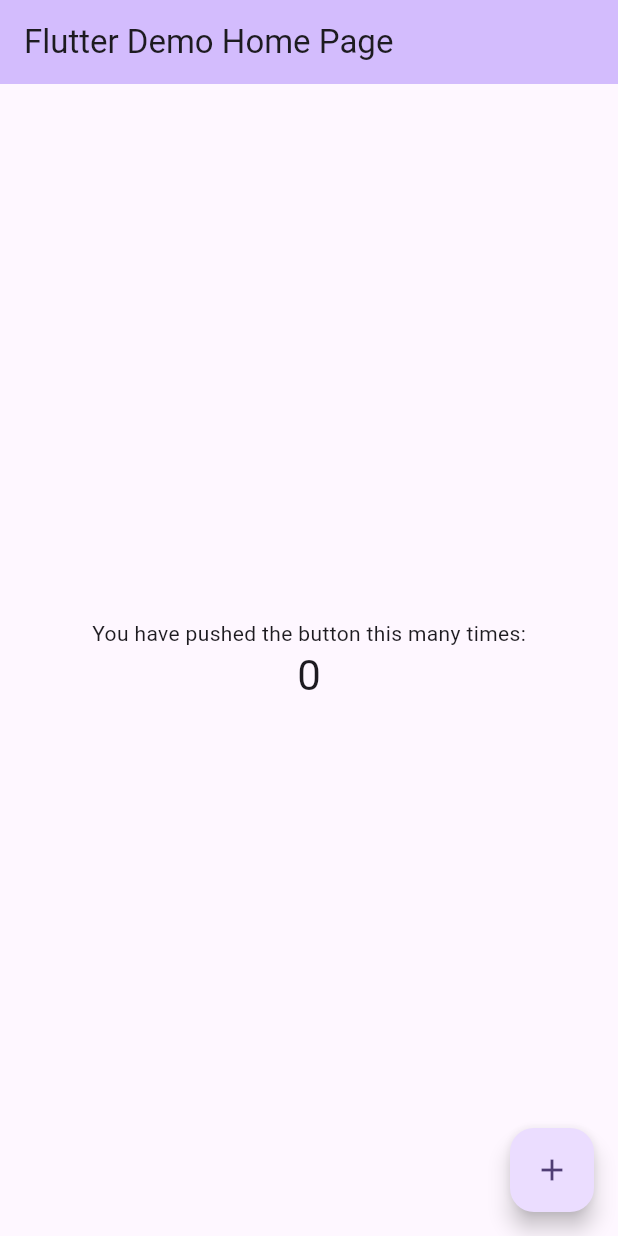
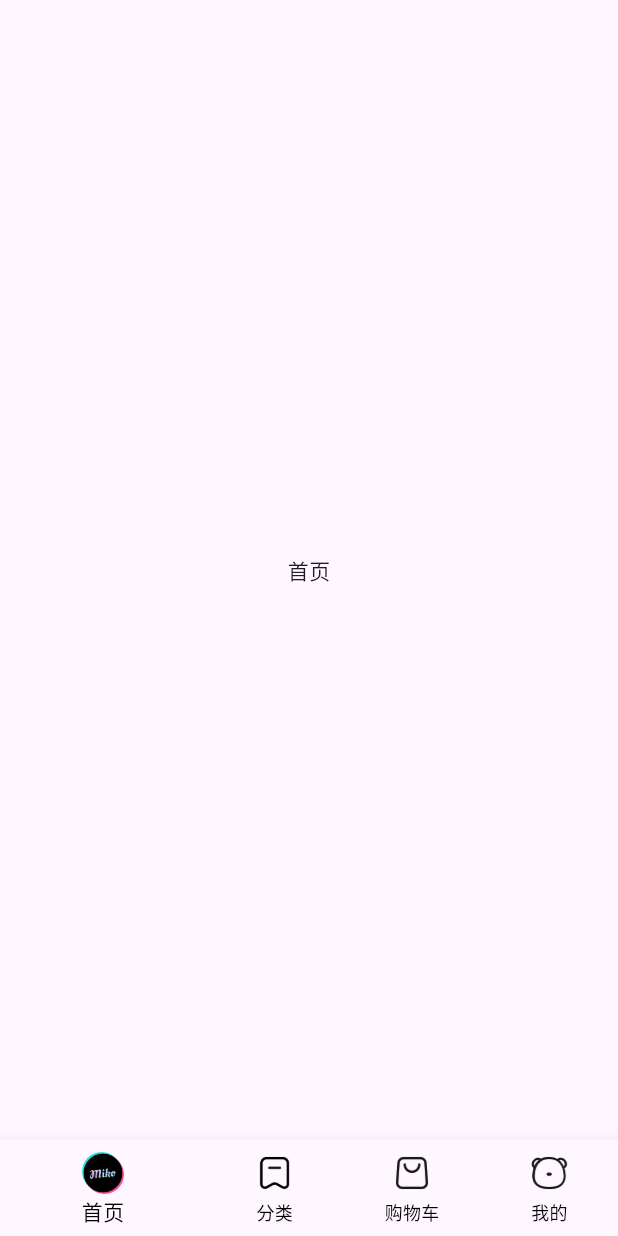
Before and after one commit to zhjabc/hm_shop, a Flutter app: the screen it shows after launch, on a phone screen of 412 x 824 dp. Run offline on Flutter 3.47's test engine with Material 3 defaults, Android fonts, the phone set to English and light mode, and no system bars.

Commit message:
feat: 完成主页tabbar

```diff
--- a/lib/main.dart
+++ b/lib/main.dart
@@ -1,122 +1,6 @@
 import 'package:flutter/material.dart';
+import 'package:hm_shop/routes/index.dart';
 
 void main() {
-  runApp(const MyApp());
+  runApp(getRootWidget());
 }
-
-class MyApp extends StatelessWidget {
-  const MyApp({super.key});
-
-  // This widget is the root of your application.
-  @override
-  Widget build(BuildContext context) {
-    return MaterialApp(
-      title: 'Flutter Demo',
-      theme: ThemeData(
-        // This is the theme of your application.
-        //
-        // TRY THIS: Try running your application with "flutter run". You'll see
-        // the application has a purple toolbar. Then, without quitting the app,
-        // try changing the seedColor in the colorScheme below to Colors.green
-        // and then invoke "hot reload" (save your changes or press the "hot
-        // reload" button in a Flutter-supported IDE, or press "r" if you used
-        // the command line to start the app).
-        //
-        // Notice that the counter didn't reset back to zero; the application
-        // state is not lost during the reload. To reset the state, use hot
-        // restart instead.
-        //
-        // This works for code too, not just values: Most code changes can be
-        // tested with just a hot reload.
-        colorScheme: ColorScheme.fromSeed(seedColor: Colors.deepPurple),
-      ),
-      home: const MyHomePage(title: 'Flutter Demo Home Page'),
-    );
-  }
-}
-
-class MyHomePage extends StatefulWidget {
-  const MyHomePage({super.key, required this.title});
-
-  // This widget is the home page of your application. It is stateful, meaning
-  // that it has a State object (defined below) that contains fields that affect
-  // how it looks.
-
-  // This class is the configuration for the state. It holds the values (in this
-  // case the title) provided by the parent (in this case the App widget) and
-  // used by the build method of the State. Fields in a Widget subclass are
-  // always marked "final".
-
-  final String title;
-
-  @override
-  State<MyHomePage> createState() => _MyHomePageState();
-}
-
-class _MyHomePageState extends State<MyHomePage> {
-  int _counter = 0;
-
-  void _incrementCounter() {
-    setState(() {
-      // This call to setState tells the Flutter framework that something has
-      // changed in this State, which causes it to rerun the build method below
-      // so that the display can reflect the updated values. If we changed
-      // _counter without calling setState(), then the build method would not be
-      // called again, and so nothing would appear to happen.
-      _counter++;
-    });
-  }
-
-  @override
-  Widget build(BuildContext context) {
-    // This method is rerun every time setState is called, for instance as done
-    // by the _incrementCounter method above.
-    //
-    // The Flutter framework has been optimized to make rerunning build methods
-    // fast, so that you can just rebuild anything that needs updating rather
-    // than having to individually change instances of widgets.
-    return Scaffold(
-      appBar: AppBar(
-        // TRY THIS: Try changing the color here to a specific color (to
-        // Colors.amber, perhaps?) and trigger a hot reload to see the AppBar
-        // change color while the other colors stay the same.
-        backgroundColor: Theme.of(context).colorScheme.inversePrimary,
-        // Here we take the value from the MyHomePage object that was created by
-        // the App.build method, and use it to set our appbar title.
-        title: Text(widget.title),
-      ),
-      body: Center(
-        // Center is a layout widget. It takes a single child and positions it
-        // in the middle of the parent.
-        child: Column(
-          // Column is also a layout widget. It takes a list of children and
-          // arranges them vertically. By default, it sizes itself to fit its
-          // children horizontally, and tries to be as tall as its parent.
-          //
-          // Column has various properties to control how it sizes itself and
-          // how it positions its children. Here we use mainAxisAlignment to
-          // center the children vertically; the main axis here is the vertical
-          // axis because Columns are vertical (the cross axis would be
-          // horizontal).
-          //
-          // TRY THIS: Invoke "debug painting" (choose the "Toggle Debug Paint"
-          // action in the IDE, or press "p" in the console), to see the
-          // wireframe for each widget.
-          mainAxisAlignment: MainAxisAlignment.center,
-          children: <Widget>[
-            const Text('You have pushed the button this many times:'),
-            Text(
-              '$_counter',
-              style: Theme.of(context).textTheme.headlineMedium,
-            ),
-          ],
-        ),
-      ),
-      floatingActionButton: FloatingActionButton(
-        onPressed: _incrementCounter,
-        tooltip: 'Increment',
-        child: const Icon(Icons.add),
-      ), // This trailing comma makes auto-formatting nicer for build methods.
-    );
-  }
-}
--- /dev/null
+++ b/lib/pages/home/index.dart
@@ -0,0 +1,15 @@
+import 'package:flutter/material.dart';
+
+class HomeView extends StatefulWidget {
+  const HomeView({super.key});
+
+  @override
+  State<HomeView> createState() => _HomeViewState();
+}
+
+class _HomeViewState extends State<HomeView> {
+  @override
+  Widget build(BuildContext context) {
+    return Center(child: Text("首页"));
+  }
+}
--- /dev/null
+++ b/lib/pages/main/index.dart
@@ -0,0 +1,75 @@
+import 'package:flutter/material.dart';
+import 'package:hm_shop/pages/cart/index.dart';
+import 'package:hm_shop/pages/category/index.dart';
+import 'package:hm_shop/pages/home/index.dart';
+import 'package:hm_shop/pages/my/index.dart';
+
+class MainPage extends StatefulWidget {
+  const MainPage({super.key});
+
+  @override
+  State<MainPage> createState() => _MainPageState();
+}
+
+class _MainPageState extends State<MainPage> {
+  final List<Map<String, String>> _tabList = [
+    {
+      'label': '首页',
+      'icon': 'lib/images/ic_public_home_normal.png',
+      'activeIcon': 'lib/images/ic_public_home_active.png',
+    },
+    {
+      'label': '分类',
+      'icon': 'lib/images/ic_public_pro_normal.png',
+      'activeIcon': 'lib/images/ic_public_pro_active.png',
+    },
+    {
+      'label': '购物车',
+      'icon': 'lib/images/ic_public_cart_normal.png',
+      'activeIcon': 'lib/images/ic_public_cart_active.png',
+    },
+    {
+      'label': '我的',
+      'icon': 'lib/images/ic_public_my_normal.png',
+      'activeIcon': 'lib/images/ic_public_my_active.png',
+    },
+  ];
+  int _currentIndex = 0;
+  List<BottomNavigationBarItem> _getTabBarWidget() {
+    return List.generate(_tabList.length, (index) {
+      return BottomNavigationBarItem(
+        label: _tabList[index]['label']!,
+        icon: Image.asset(_tabList[index]['icon']!, width: 30, height: 30),
+        activeIcon: Image.asset(
+          _tabList[index]['activeIcon']!,
+          width: 30,
+          height: 30,
+        ),
+      );
+    });
+  }
+
+  List<Widget> _getChildren() {
+    return [HomeView(), CategoryView(), CartView(), MyView()];
+  }
+
+  @override
+  Widget build(BuildContext context) {
+    return Scaffold(
+      body: SafeArea(
+        child: IndexedStack(index: _currentIndex, children: _getChildren()),
+      ),
+      bottomNavigationBar: BottomNavigationBar(
+        onTap: (index) {
+          _currentIndex = index;
+          setState(() {});
+        },
+        currentIndex: _currentIndex,
+        showUnselectedLabels: true,
+        selectedItemColor: Colors.black,
+        unselectedItemColor: Colors.black,
+        items: _getTabBarWidget(),
+      ),
+    );
+  }
+}
```
Also changed, not shown: lib/pages/cart/index.dart (added, +15 -0 lines), lib/pages/category/index.dart (added, +15 -0 lines), lib/pages/login/index.dart (added, +18 -0 lines), lib/pages/my/index.dart (added, +15 -0 lines), lib/routes/index.dart (added, +11 -0 lines), pubspec.yaml (+3 -5 lines), lib/images/ic_public_cart_active.png (added), lib/images/ic_public_cart_normal.png (added), lib/images/ic_public_home_active.png (added), lib/images/ic_public_home_normal.png (added), lib/images/ic_public_my_active.png (added), lib/images/ic_public_my_normal.png (added), lib/images/ic_public_pro_active.png (added), lib/images/ic_public_pro_normal.png (added).
